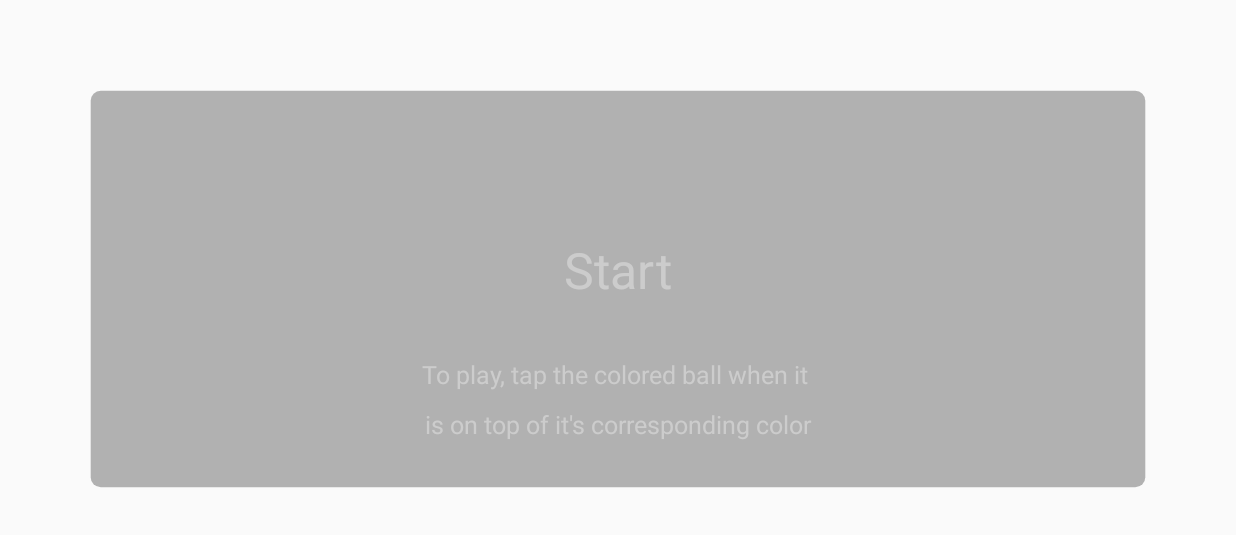
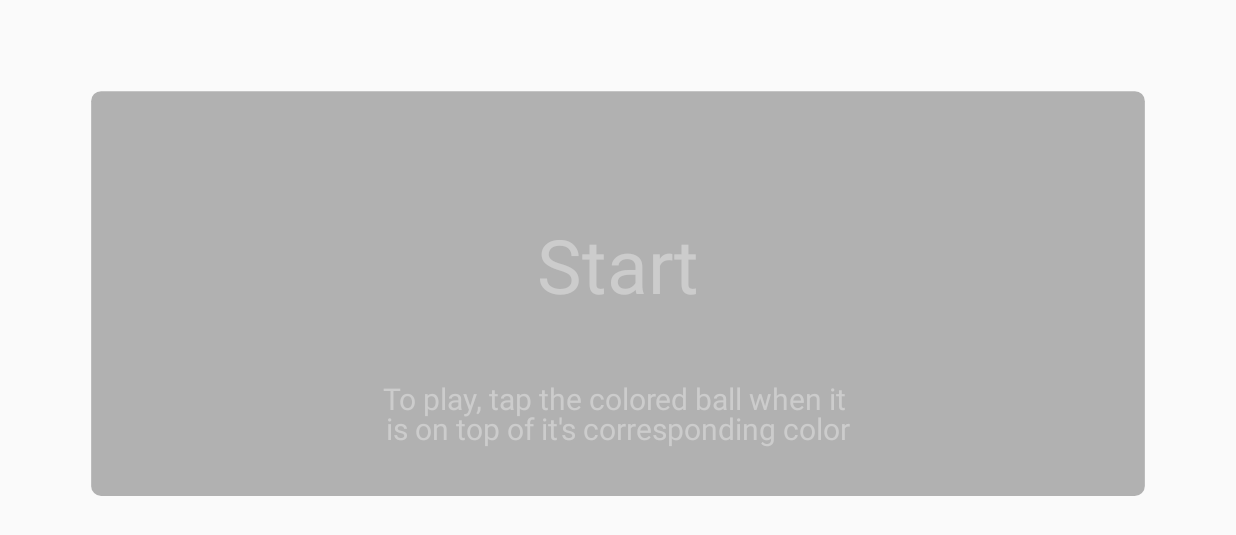
Before and after one commit to diddlydoodly/Tap, an Android app: the screen it shows after launch (GameActivity), on a phone screen of 824 x 412 dp (held sideways). Shown: the top 535 px of the screen. Run offline under Robolectric (Android 15) with nearby library versions, the phone set to English and light mode, and no system bars; our stand-ins replace AdMob.

Commit message:
changed scaling values for different screen sizes

```diff
--- a/app/src/main/java/io/github/omgimanerd/tap/GameActivity.java
+++ b/app/src/main/java/io/github/omgimanerd/tap/GameActivity.java
@@ -23,6 +23,7 @@ public class GameActivity extends Activity {
   }
 
   public void onDestroy() {
+    super.onDestroy();
     Sound.release();
     gameView_ = null;
   }
--- a/app/src/main/java/io/github/omgimanerd/tap/GameView.java
+++ b/app/src/main/java/io/github/omgimanerd/tap/GameView.java
@@ -20,13 +20,10 @@ import io.github.omgimanerd.tap.game.Sound;
 public class GameView extends View {
 
   private static final float FPS = 60;
+  private static final double SCREEN_CLIP_RATIO = 19.0/20.0;
   private static final int OVERLAY_BORDER_RADIUS = 10;
-  private static final int SCREEN_PADDING = 40;
   private static final String OVERLAY_COLOR = "#99808080";
   private static final String OVERLAY_TEXT_COLOR = "#FFCCCCCC";
-  private static final float OVERLAY_TEXT_SIZE = 50;
-  private static final float OVERLAY_TEXT_SIZE_SMALL = 25;
-  private static final float SCORE_TEXT_PADDING = 10;
 
   private static final int STATE_MENU = 0;
   private static final int STATE_GAME = 1;
@@ -40,7 +37,7 @@ public class GameView extends View {
 
   private RectF overlay_;
   private Paint overlayPaint_;
-  private Paint textPaint_;
+  private Paint textPaintLarge_;
   private Paint textPaintSmall_;
 
   //private InterstitialAd interstitialAd_;
@@ -49,8 +46,8 @@ public class GameView extends View {
     super(context);
     tapData_ = context.getSharedPreferences("tapData", Context.MODE_PRIVATE);
     screenWidth_ = getResources().getDisplayMetrics().widthPixels;
-    screenHeight_ = getResources().getDisplayMetrics().heightPixels -
-        SCREEN_PADDING;
+    screenHeight_ = (float) (getResources().getDisplayMetrics().heightPixels *
+        SCREEN_CLIP_RATIO);
     game_ = new Game(screenWidth_, screenHeight_);
 
     float padding = ((screenWidth_ / 10) + (screenHeight_ / 10)) / 2;
@@ -58,13 +55,15 @@ public class GameView extends View {
                          screenHeight_ - padding);
     overlayPaint_ = new Paint();
     overlayPaint_.setColor(Color.parseColor(OVERLAY_COLOR));
-    textPaint_ = new Paint();
-    textPaint_.setColor(Color.parseColor(OVERLAY_TEXT_COLOR));
-    textPaint_.setTextSize(OVERLAY_TEXT_SIZE);
-    textPaint_.setTextAlign(Paint.Align.CENTER);
+    textPaintLarge_ = new Paint();
+    textPaintLarge_.setColor(Color.parseColor(OVERLAY_TEXT_COLOR));
+    textPaintLarge_.setTextSize(
+        getResources().getDimensionPixelSize(R.dimen.text_size_large));
+    textPaintLarge_.setTextAlign(Paint.Align.CENTER);
     textPaintSmall_ = new Paint();
     textPaintSmall_.setColor(Color.parseColor(OVERLAY_TEXT_COLOR));
-    textPaintSmall_.setTextSize(OVERLAY_TEXT_SIZE_SMALL);
+    textPaintSmall_.setTextSize(
+        getResources().getDimensionPixelSize(R.dimen.text_size_small));
     textPaintSmall_.setTextAlign(Paint.Align.CENTER);
 
     /*
@@ -84,13 +83,13 @@ public class GameView extends View {
         String startText = getResources().getString(R.string.start_button);
         canvas.drawText(startText, 0, startText.length(),
                         screenWidth_ / 2,
-                        screenHeight_ / 2, textPaint_);
+                        screenHeight_ / 2, textPaintLarge_);
 
 
         String instructions = getResources().getString(R.string.instructions);
         canvas.drawText(instructions, 0, instructions.length() / 2,
                         screenWidth_ / 2,
-                        3 * screenHeight_ / 4 - textPaint_.getTextSize(),
+                        3 * screenHeight_ / 4 - textPaintSmall_.getTextSize(),
                         textPaintSmall_);
         canvas.drawText(instructions, instructions.length()/ 2,
                         instructions.length() - 1,
@@ -104,9 +103,9 @@ public class GameView extends View {
 
         String scoreText = "" + game_.getScore();
         canvas.drawText(scoreText, 0, scoreText.length(),
-                        textPaint_.getTextSize() + SCORE_TEXT_PADDING,
-                        textPaint_.getTextSize() + SCORE_TEXT_PADDING,
-                        textPaint_);
+                        textPaintLarge_.getTextSize(),
+                        textPaintLarge_.getTextSize(),
+                        textPaintLarge_);
 
         try {
           Thread.sleep((long) (1000 / FPS));
@@ -121,7 +120,7 @@ public class GameView extends View {
                              OVERLAY_BORDER_RADIUS, overlayPaint_);
         String lostText = getResources().getString(R.string.lost_screen);
         canvas.drawText(lostText, 0, lostText.length(), screenWidth_ / 2,
-                        screenHeight_ / 2, textPaint_);
+                        screenHeight_ / 2, textPaintLarge_);
 
         int score = game_.getScore();
         int highscore = tapData_.getInt("tapHighScore", 0);
--- a/app/src/main/res/values/dimens.xml
+++ b/app/src/main/res/values/dimens.xml
@@ -1,4 +1,6 @@
 <resources>
     <dimen name="activity_horizontal_margin">0dp</dimen>
     <dimen name="activity_vertical_margin">0dp</dimen>
+    <dimen name="text_size_large">50sp</dimen>
+    <dimen name="text_size_small">20sp</dimen>
 </resources>
```
Also changed, not shown: app/src/main/java/io/github/omgimanerd/tap/game/TapBall.java (+7 -3 lines).
